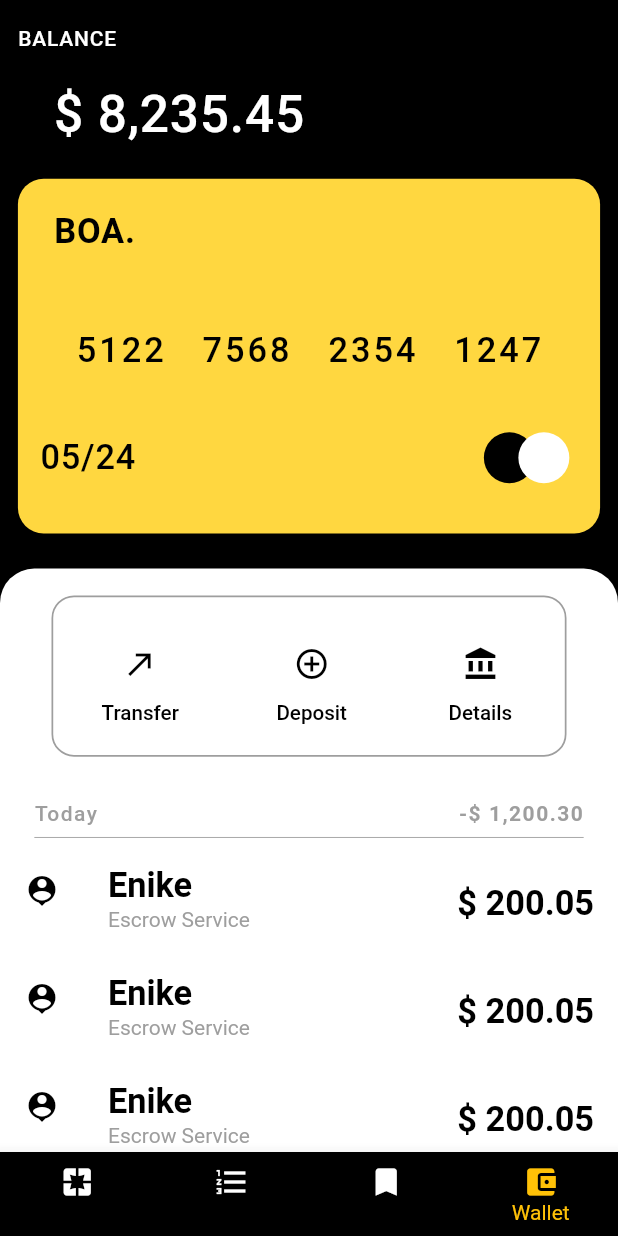
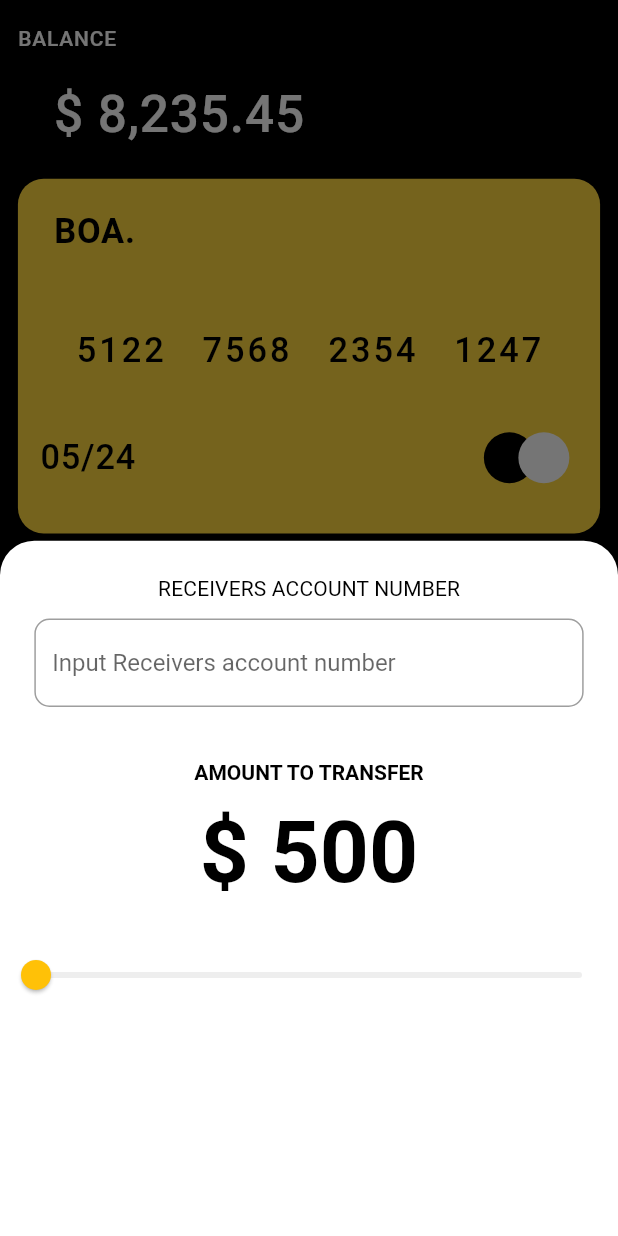
Before and after one commit to henryadebayo/nance, a Flutter app: the screen it shows after launch, item 4 of the bottom bar chosen, after a tap on the "call made" icon, on a phone screen of 412 x 824 dp. Run offline on Flutter 3.47's test engine with Material 2 defaults, Android fonts, the phone set to English and light mode, and no system bars; our stand-ins replace flutter_screenutil.

Commit message:
building Wallet BottomSheet UI

```diff
--- a/lib/UI/bottom_navigation.dart
+++ b/lib/UI/bottom_navigation.dart
@@ -27,7 +27,6 @@ class _BottomNavigationState extends State<BottomNavigation> {
     return  Scaffold(
       body: _pages[_currentIndex],
       bottomNavigationBar:
-
       BottomNavigationBar(
         unselectedIconTheme: const IconThemeData(
           color: Colors.white
--- a/lib/UI/wallet_screen.dart
+++ b/lib/UI/wallet_screen.dart
@@ -179,7 +179,82 @@ class _WalletScreenState extends State<WalletScreen> {
                               Column(
                                 mainAxisAlignment: MainAxisAlignment.center,
                                 children: [
-                                  IconButton(icon: const Icon(Icons.call_made_sharp, color: Colors.black,), onPressed: () {},),
+                                  IconButton(icon: const Icon(Icons.call_made_sharp, color: Colors.black,), onPressed: () {
+                                    showModalBottomSheet<void>(
+                                      backgroundColor: Colors.transparent,
+                                      context: context,
+                                        builder: (BuildContext context){
+                                      return Container(
+                                        height: 500.0.h,
+                                        decoration: BoxDecoration(
+                                          color: Colors.white,
+                                          borderRadius: BorderRadius.only(topRight: Radius.circular(20.0.r), topLeft: Radius.circular(20.0.r), )
+                                        ),
+                                        child: Column(
+                                         crossAxisAlignment:CrossAxisAlignment.center,
+                                          children:  [
+                                            SizedBox(height: 20.0.h,),
+                                            Text("RECEIVERS ACCOUNT NUMBER", style: TextStyle(
+                                              color: Colors.black,
+                                              letterSpacing: 0.1.w
+                                            ),),
+                                             Padding(
+                                               padding:  EdgeInsets.symmetric(horizontal: 20.0.w, vertical: 10.0.h),
+                                               child: TextFormField(
+                                                 keyboardType: TextInputType.number,
+                                                 decoration: InputDecoration(
+                                                   hintText: "Input Receivers account number",
+                                                   focusColor: Colors.white,
+                                                   //add prefix icon
+                                                   // prefixIcon: Icon(
+                                                   //   Icons.person_outline_rounded,
+                                                   //   color: Colors.grey,
+                                                   // ),
+                                                   //errorText: "Error",
+                                                   border: OutlineInputBorder(
+                                                     borderRadius: BorderRadius.circular(10.0),
+                                                   ),
+                                                   focusedBorder: OutlineInputBorder(
+                                                     borderSide:
+                                                     const BorderSide(color: Colors.amber, width: 1.0),
+                                                     borderRadius: BorderRadius.circular(10.0),
+                                                   ),
+                                                 ),
+                                               ),
+                                             ),
+                                            SizedBox(height: 20.0.h,),
+                                            const Text("AMOUNT TO TRANSFER", style: TextStyle(
+                                              color: Colors.black,
+                                              fontWeight: FontWeight.bold,
+                                              letterSpacing: 0.01
+                                            ),),
+                                            SizedBox(
+                                              height: 10.0.h,
+                                            ),
+                                            Text("\$ 500", style: TextStyle(
+                                                color: Colors.black,
+                                                fontWeight: FontWeight.bold,
+                                                letterSpacing: 0.01,
+                                              fontSize: 50.0.sp,
+                                            ),),
+                                            SizedBox(
+                                              height: 20.0.h,
+                                            ),
+                                            Slider(
+                                                value: 0.0, onChanged: (value){
+                                                  setState(() {
+                                                    var _value = value;
+                                                  });
+                                            },
+                                              activeColor: Colors.amberAccent,
+                                              inactiveColor: Colors.grey[200],
+                                              thumbColor: Colors.amber,
+                                            ),
+                                          ],
+                                        ),
+                                      );
+                                    });
+                                  },),
                                   Text("Transfer",
                                     style: TextStyle(
                                       color: Colors.black,
```
